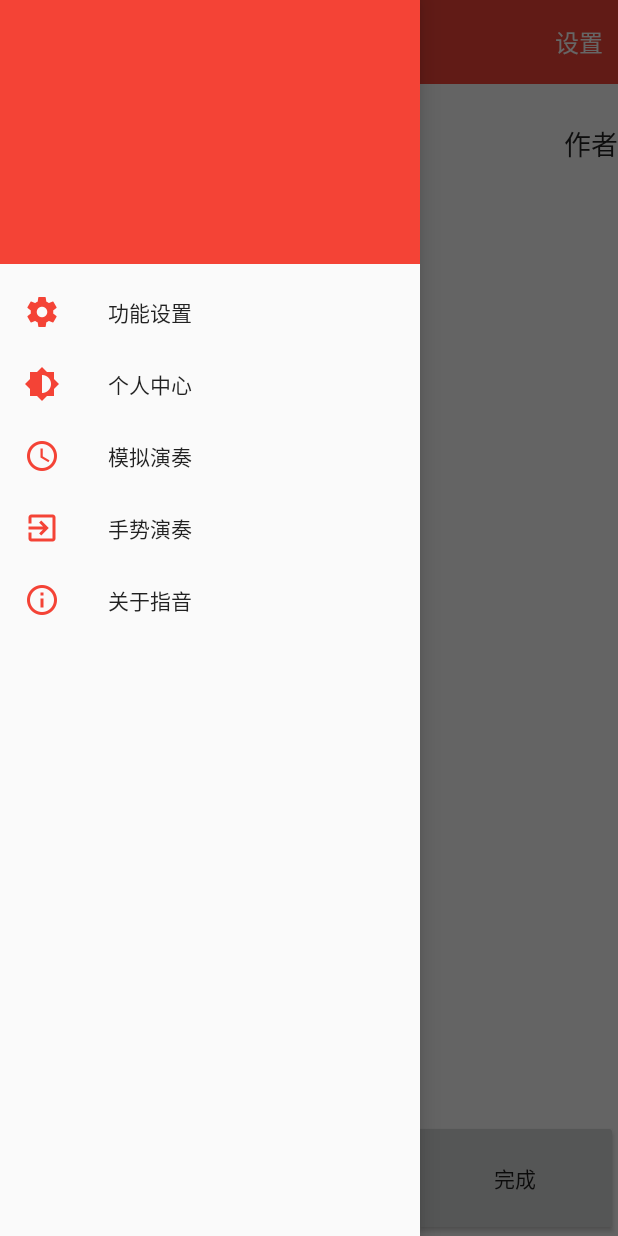
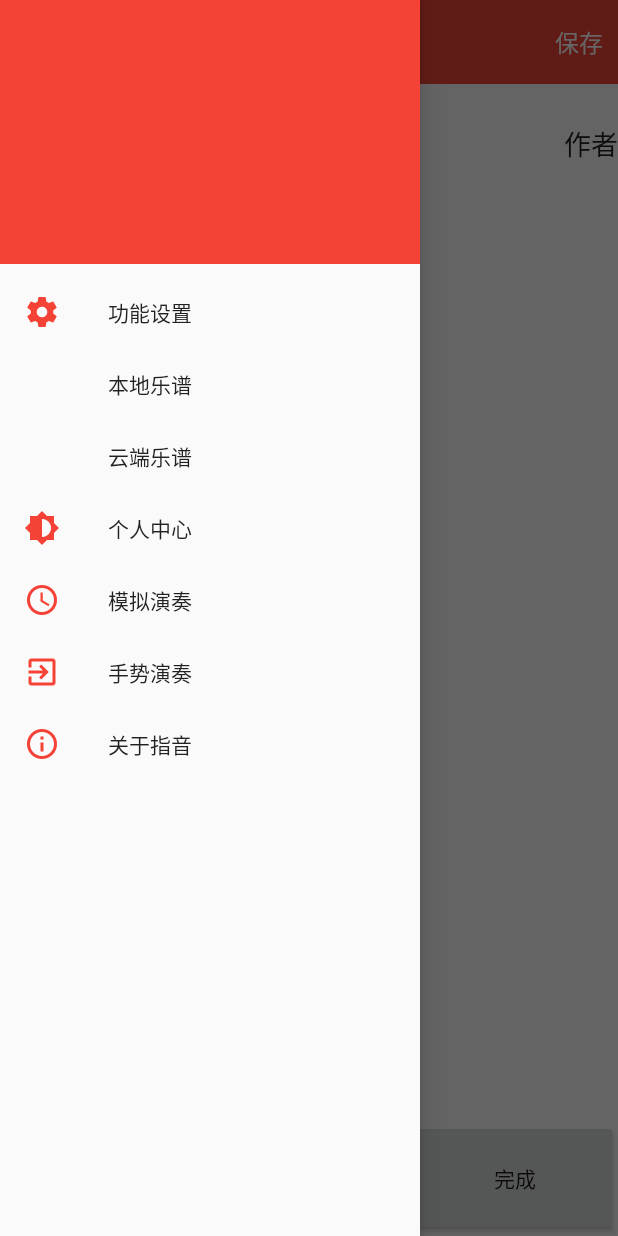
Before and after one commit to Turingyuan/ZhiYin, an Android app: the screen it shows after launch (MainActivity), with the side drawer open, on a phone screen of 412 x 824 dp. Run offline under Robolectric (Android 15) with nearby library versions, the phone set to English and light mode, and no system bars; our stand-ins replace ButterKnife; libraries missing offline, so code that uses them is left out: permissions.dispatcher; 1 statement that could not run was skipped.

Commit message:
更新界面，完善界面逻辑

```diff
--- a/app/src/main/java/com/whut/zhiyin/readmusic/MusicScoreLayout.java
+++ b/app/src/main/java/com/whut/zhiyin/readmusic/MusicScoreLayout.java
@@ -123,7 +123,7 @@ public class MusicScoreLayout implements AdapterView.OnItemClickListener, View.O
 
 
     /**
-     * //TODO 当加入音乐特征提取部分之后 ，这里的代码需要调整
+     * TODO 当加入音乐特征提取部分之后 ，这里的代码需要调整
      */
     public void updateMusicNoteLayout() {
         getBaseMusicFinaleData();
--- a/app/src/main/java/com/whut/zhiyin/readmusic/SignalAnalysis.java
+++ b/app/src/main/java/com/whut/zhiyin/readmusic/SignalAnalysis.java
@@ -28,6 +28,7 @@ public class SignalAnalysis {
             musicScore.getSignal().add(signal[i]);
         }
 
+        //这样设置窗长和帧移对计算效率来说是最优的
         //设置窗函数
         double[] win = {1000};
 
@@ -63,7 +64,7 @@ public class SignalAnalysis {
 
         //语音端点检测中
         //短时能量阈值
-        double T = 0.05;
+        double T = 0.10;
 
         if (avgEnergy >= T) {//设置阈值简化计算
             double[] frequency = null;//每帧频率
@@ -73,9 +74,6 @@ public class SignalAnalysis {
                 frequency = amdfMod(x, MusicScore.sampleRate);
             }
             //musicScore.getSignal().add(mean(frequency));// TODO: 2018/3/8 均值法计算一个节拍时间的频率，另外的方法是，先进行映射计算，用众数法差别当前节拍时间的状态
-
-            Log.d("MODEC", mode(frequency) + "");
-            Log.d("MUSICNOTE", fre2musicnote(mode(frequency)) + "");
 
             musicScore.getSyllableNamesList().add(fre2musicnote(mode(frequency)));//直接完成转换
         } else {
--- a/app/src/main/res/layout/toolbar_layout.xml
+++ b/app/src/main/res/layout/toolbar_layout.xml
@@ -34,10 +34,10 @@
            android:layout_height="wrap_content"
            android:layout_gravity="right">
            <TextView
-               android:id="@+id/tv_setting"
+               android:id="@+id/saveTextView"
                android:layout_width="wrap_content"
                android:layout_height="wrap_content"
-               android:text="设置"
+               android:text="@string/saveButton"
                android:textSize="16dp"
                android:textColor="@color/white"
                android:layout_marginRight="10dp"/>
--- a/app/src/main/res/menu/navigation_menu.xml
+++ b/app/src/main/res/menu/navigation_menu.xml
@@ -5,6 +5,14 @@
             android:id="@+id/action_setting"
             android:icon="@drawable/ic_menu_settings"
             android:title="@string/menu_setting" />
+
+        <item
+            android:id="@+id/localMusicScore"
+            android:title="@string/localMusicScore"/>
+        <item
+            android:id="@+id/cloudMusicScore"
+            android:title="@string/cloudMusicScore"/>
+
         <item
             android:id="@+id/action_person"
             android:icon="@drawable/ic_menu_night"
--- a/app/src/main/res/values/strings.xml
+++ b/app/src/main/res/values/strings.xml
@@ -13,6 +13,9 @@
     <string name="returnText">返\t回</string>
     <string name="drawMusicNoteByHand">手动绘谱</string>
 
+    <string name="localMusicScore" >本地乐谱</string>
+    <string name="cloudMusicScore">云端乐谱</string>
+
     <!--
     界面上的功能按钮
 -->
@@ -20,6 +23,11 @@
     <string name="saveButton">保存</string>
     <string name="importButton">导入</string>
     <string name="playMusicButton">播放</string>
+    <string name="localPreservation">本地保存</string>
+    <string name="uploadCloud">上传</string>
+
+
+
 
     <!--
         乐谱基本信息
```
Also changed, not shown: app/src/main/java/com/whut/zhiyin/activity/MainActivity.java (+31 -4 lines), app/src/main/java/com/whut/zhiyin/readmusic/MusicScore.java (+0 -7 lines).
